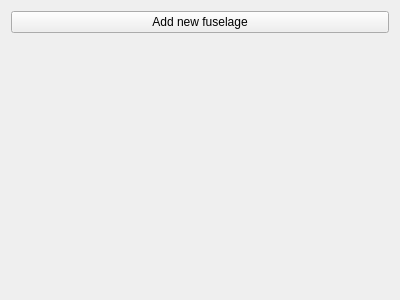
First picture: the form in TIGLViewer/src/modificators/ModificatorFuselagesWidget.ui, repository DLR-SC/tigl, before the edit.
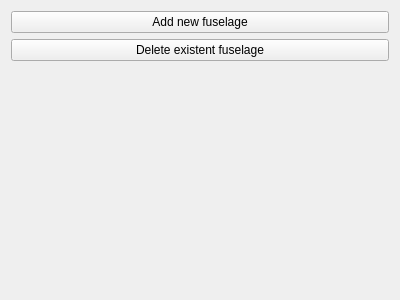
Second picture: the form after the edit.

Commit message: Add delete fuseleage GUI

What changed in the file:
```diff
--- a/TIGLViewer/src/modificators/ModificatorFuselagesWidget.ui
+++ b/TIGLViewer/src/modificators/ModificatorFuselagesWidget.ui
@@ -21,6 +21,13 @@
      </property>
     </widget>
    </item>
+   <item>
+    <widget class="QPushButton" name="deleteFuselageBtn">
+     <property name="text">
+      <string>Delete existent fuselage</string>
+     </property>
+    </widget>
+   </item>
    <item>
     <spacer name="verticalSpacer">
      <property name="orientation">
```
The commit also changes 2 other files.
